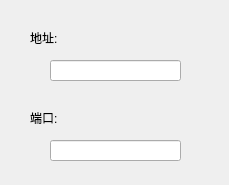
First picture: the form in NewSession/TelnetSetting.ui, repository heyuanjie87/QTerminal, before the edit.
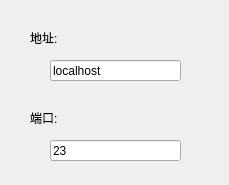
Second picture: the form after the edit.

What changed in the file:
```diff
--- a/NewSession/TelnetSetting.ui
+++ b/NewSession/TelnetSetting.ui
@@ -48,6 +48,9 @@
      <height>21</height>
     </rect>
    </property>
+   <property name="text">
+    <string>localhost</string>
+   </property>
   </widget>
   <widget class="QLineEdit" name="lineEdit_2">
    <property name="geometry">
@@ -58,6 +61,9 @@
      <height>21</height>
     </rect>
    </property>
+   <property name="text">
+    <string>23</string>
+   </property>
   </widget>
  </widget>
  <resources/>
```
Left out of the diff: 4 changed lines with no effect on the pictures.
